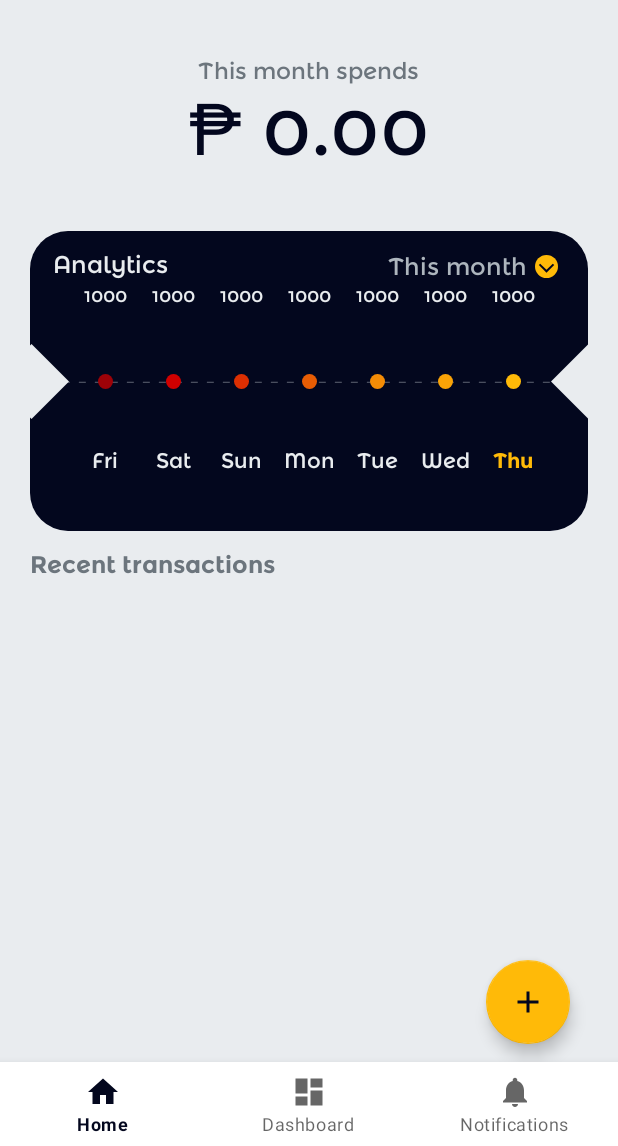
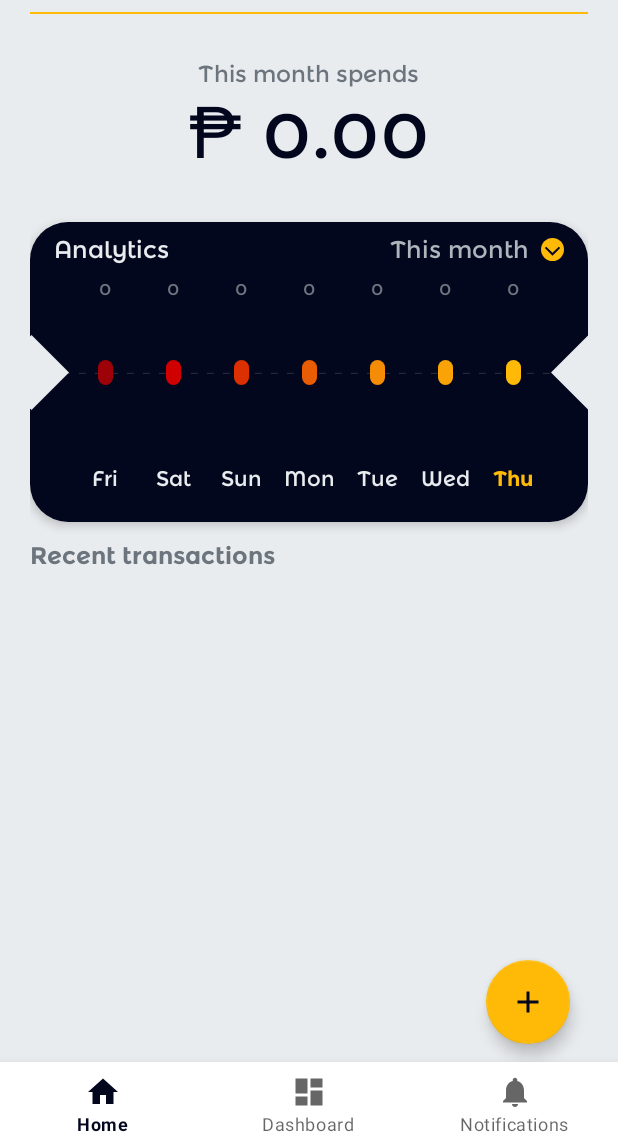
Before and after one commit to waray321/SpendHound, an Android app: the screen it shows after launch once a user with an empty profile is signed in (MainActivity), on a phone screen of 412 x 824 dp, the part 90-1236 px from its top. Run offline under Robolectric (Android 15) with nearby library versions, the phone set to English and light mode, and no system bars; our stand-ins replace Firebase (no records; nobody signed in at launch, a user with empty details on screens opened directly), navigation-ui.

Commit message:
Office Dev

```diff
--- a/app/src/main/java/com/waray/spendhound/MainActivity.java
+++ b/app/src/main/java/com/waray/spendhound/MainActivity.java
@@ -200,29 +200,33 @@ public class MainActivity extends AppCompatActivity {
         });
     }
 
+    @SuppressLint("DefaultLocale")
     private void getEverydaySpends() {
-        // Create a reference to the "transactions" node
-        DatabaseReference databaseReference = DeclareDatabase.getDBRefTransaction();
+        // Initialize an array to store daily spends for each day of the week
+        int[] dailySpends = new int[7];
 
-        // Get the current month in the format "MMMM-yyyy" (e.g., "September-2023")
         Calendar calendar = Calendar.getInstance();
-        SimpleDateFormat dateFormat = new SimpleDateFormat("dd", Locale.getDefault());
+        SimpleDateFormat dateFormat = new SimpleDateFormat("MMMM-yyyy", Locale.getDefault());
+        SimpleDateFormat dayFormat = new SimpleDateFormat("dd", Locale.getDefault());
 
-        // Initialize an array to store daily spends
-        int[] last7DaysSpends = new int[7];
+        String currentMonthYear = dateFormat.format(calendar.getTime());
+        String currentDay = dayFormat.format(calendar.getTime());
 
         // Loop through the last 7 days
         for (int i = 0; i < 7; i++) {
-            String currentDate = dateFormat.format(calendar.getTime());
+            // Create a reference to the "transactions" node
+            DatabaseReference databaseReference = DeclareDatabase.getDBRefTransaction();
+            // Create a child with the format "YYYY-MM" (year-month)
+            DatabaseReference monthYearRef = databaseReference.child(currentMonthYear);
+            // Create a child with the current day
+            DatabaseReference dayRef = monthYearRef.child(currentDay);
 
-            // Create a child reference for the current date
-            DatabaseReference dateRef = databaseReference.child(currentDate);
-
-            // Capture the current value of i in a local variable
-            int dayNum = i;
+            // Initialize daily spend for the current day
+            dailySpend = 0;
 
             // Add a listener to retrieve data for the current date
-            dateRef.addListenerForSingleValueEvent(new ValueEventListener() {
+            final int days = i; // Store the day index for use inside the listener
+            dayRef.addListenerForSingleValueEvent(new ValueEventListener() {
                 @Override
                 public void onDataChange(@NonNull DataSnapshot dataSnapshot) {
                     for (DataSnapshot timeSnapshot : dataSnapshot.getChildren()) {
@@ -233,15 +237,14 @@ public class MainActivity extends AppCompatActivity {
 
                             // Add the paymentAmount to dailySpend
                             dailySpend += paymentAmount;
+
                         }
                     }
-                    last7DaysSpends[dayNum] = dailySpend;
-                    // Calculate the desired height based on the daily spend
 
-
-
-                    // Debug: Log daily spend
-                    Log.d("DailySpend", "Day " + dayNum + ": " + last7DaysSpends[dayNum]);
+                    // Store the daily spend in the array
+                    dailySpends[days] = dailySpend;
+                    dailySpend = 0;
+                    setViewHeightForDay(days, dailySpends[days]);
                 }
 
                 @Override
@@ -251,48 +254,74 @@ public class MainActivity extends AppCompatActivity {
                     Log.e("FirebaseDatabase", errorMessage);
                 }
             });
-
-            // Move to the previous day
-            calendar.add(Calendar.DAY_OF_YEAR, -1);
+            // Convert currentDay to an integer
+            int currentDayInt = Integer.parseInt(currentDay);
+            currentDayInt--;
+            currentDay = String.format("%02d", currentDayInt);
         }
-        // Set the height of the corresponding view
-        setViewHeightForDay(last7DaysSpends);
     }
 
-    private void setViewHeightForDay(int[] last7DaysSpends) {
-        // Replace "your_view_id" with the actual ID of the corresponding view
+    private void setViewHeightForDay(int day, int dailySpends) {
+        int[] dailySpendsArray = new int[7];
+        dailySpendsArray[day] = dailySpends;
+        String dailySpendString = String.valueOf(dailySpendsArray[day]);
+        TextView day1SpendTextView = findViewById(R.id.totalday1);
+        TextView day2SpendTextView = findViewById(R.id.totalday2);
+        TextView day3SpendTextView = findViewById(R.id.totalday3);
+        TextView day4SpendTextView = findViewById(R.id.totalday4);
+        TextView day5SpendTextView = findViewById(R.id.totalday5);
+        TextView day6SpendTextView = findViewById(R.id.totalday6);
+        TextView day7SpendTextView = findViewById(R.id.totalday7);
         int viewId = 0;
 
-        /*switch (day) {
+        switch (day) {
             case 0:
+                day1SpendTextView.setText(dailySpendString);
                 viewId = R.id.day1_bar;
                 break;
             case 1:
+                day2SpendTextView.setText(dailySpendString);
                 viewId = R.id.day2_bar;
                 break;
             case 2:
+                day3SpendTextView.setText(dailySpendString);
                 viewId = R.id.day3_bar;
                 break;
             case 3:
+                day4SpendTextView.setText(dailySpendString);
                 viewId = R.id.day4_bar;
                 break;
             case 4:
+                day5SpendTextView.setText(dailySpendString);
                 viewId = R.id.day5_bar;
                 break;
             case 5:
+                day6SpendTextView.setText(dailySpendString);
                 viewId = R.id.day6_bar;
                 break;
             case 6:
+                day7SpendTextView.setText(dailySpendString);
                 viewId = R.id.day7_bar;
                 break;
+        }
+        // Calculate the desired height based on the daily spend
+        int desiredHeightInPixels;
+        if (dailySpends >= 1000) {
+            desiredHeightInPixels = 250;
+        } else if (dailySpends <= 100) {
+            desiredHeightInPixels = 25;
+        } else {
+            desiredHeightInPixels = dailySpends / 4;
         }
 
         if (viewId != 0) {
             View view = findViewById(viewId);
             ViewGroup.LayoutParams layoutParams = view.getLayoutParams();
-            layoutParams.height = heightInPixels;
+            layoutParams.height = desiredHeightInPixels;
             view.setLayoutParams(layoutParams);
-        }*/
+        }else {
+            showToast("No viewID");
+        }
     }
 
 
--- /dev/null
+++ b/app/src/main/res/drawable/border_line.xml
@@ -0,0 +1,7 @@
+<?xml version="1.0" encoding="utf-8"?>
+<shape xmlns:android="http://schemas.android.com/apk/res/android">
+    <solid android:color="@color/white" /> <!-- Line color (black in this example) -->
+    <stroke
+        android:width="2dp"
+    android:color="@color/yellow" />
+</shape>
--- /dev/null
+++ b/app/src/main/res/drawable/bottom_border.xml
@@ -0,0 +1,12 @@
+<?xml version="1.0" encoding="utf-8"?>
+<layer-list xmlns:android="http://schemas.android.com/apk/res/android">
+    <!-- Background color (if needed) -->
+    <item android:drawable="@color/white" />
+
+    <!-- Border line -->
+    <item
+        android:top="-2dp"
+        android:left="-2dp"
+        android:right="-2dp"
+        android:drawable="@drawable/border_line" />
+</layer-list>
--- a/app/src/main/res/layout/fragment_home.xml
+++ b/app/src/main/res/layout/fragment_home.xml
@@ -27,7 +27,6 @@
             android:layout_width="wrap_content"
             android:layout_height="wrap_content"
             android:layout_centerHorizontal="true"
-            android:elevation="12dp"
             android:innerRadius="0dp"
             android:shape="ring"
             android:thicknessRatio="1.9"
@@ -44,12 +43,20 @@
 
     </LinearLayout>
 
+    <View
+        android:id="@+id/bottom_border"
+        android:layout_width="match_parent"
+        android:layout_marginTop="8dp"
+        android:layout_height="1dp"
+        android:background="@drawable/bottom_border"/>
+
+
     <LinearLayout
         android:layout_width="match_parent"
         android:layout_height="wrap_content"
-        android:layout_weight="1"
         android:gravity="center"
-        android:orientation="vertical">
+        android:orientation="vertical"
+        android:layout_marginVertical="30dp">
 
         <TextView
             android:id="@+id/textView2"
@@ -82,6 +89,7 @@
         android:layout_width="match_parent"
         android:layout_height="200dp"
         android:layout_below="@+id/textView"
+        android:elevation="4dp"
         android:background="@drawable/rounded_background8"
         app:layout_constraintEnd_toEndOf="parent"
         app:layout_constraintStart_toStartOf="parent"
@@ -103,38 +111,37 @@
             app:layout_constraintTop_toTopOf="parent"
             app:layout_constraintVertical_bias="0.51" />
 
-        <TextView
-            android:id="@+id/textView5"
-            android:layout_width="wrap_content"
-            android:layout_height="wrap_content"
-            android:layout_marginStart="15dp"
-            android:layout_marginTop="12dp"
-            android:fontFamily="@font/montserratalternatess_regular"
-            android:text="Analytics"
-            android:textAlignment="center"
-            android:textColor="@color/white"
-            android:textSize="16sp"
-            app:layout_constraintStart_toStartOf="parent"
-            app:layout_constraintTop_toTopOf="parent" />
-
 
         <LinearLayout
-            android:layout_width="wrap_content"
+            android:id="@+id/topBarText"
+            android:layout_width="match_parent"
             android:layout_height="wrap_content"
             android:layout_marginTop="8dp"
-            android:layout_marginEnd="20dp"
+            android:paddingHorizontal="16dp"
             android:orientation="horizontal"
             app:layout_constraintEnd_toEndOf="parent"
+            app:layout_constraintStart_toStartOf="parent"
             app:layout_constraintTop_toTopOf="parent">
 
             <TextView
+                android:id="@+id/textView5"
+                android:layout_width="0dp"
+                android:layout_height="wrap_content"
+                android:fontFamily="@font/montserratalternatess_regular"
+                android:text="Analytics"
+                android:layout_weight="4"
+                android:textAlignment="textStart"
+                android:textColor="@color/white"
+                android:textSize="16sp" />
+
+            <TextView
                 android:id="@+id/textView6"
-                android:layout_width="wrap_content"
+                android:layout_width="0dp"
                 android:layout_height="wrap_content"
-                android:layout_margin="5dp"
                 android:fontFamily="@font/montserratalternatess_regular"
                 android:text="This month"
-                android:textAlignment="center"
+                android:layout_weight="2"
+                android:textAlignment="textEnd"
                 android:textColor="#adb5bd"
                 android:textSize="16sp" />
 
@@ -143,6 +150,7 @@
                 android:layout_width="15dp"
                 android:layout_height="15dp"
                 android:layout_gravity="center"
+                android:layout_marginLeft="8dp"
                 android:src="@drawable/arrow_down_with_circle" />
 
         </LinearLayout>
@@ -152,10 +160,10 @@
             android:layout_width="wrap_content"
             android:layout_height="wrap_content"
             android:orientation="horizontal"
-            app:layout_constraintBottom_toTopOf="@+id/textView7"
+            android:layout_marginTop="8dp"
             app:layout_constraintEnd_toEndOf="parent"
             app:layout_constraintStart_toStartOf="parent"
-            app:layout_constraintTop_toTopOf="parent">
+            app:layout_constraintTop_toBottomOf="@+id/topBarText">
 
             <TextView
                 android:id="@+id/totalday7"
@@ -163,9 +171,9 @@
                 android:layout_height="wrap_content"
                 android:fontFamily="@font/montserratalternatess_regular"
                 android:text="1000"
-                android:textSize="12dp"
                 android:textAlignment="center"
-                android:textColor="@color/white" />
+                android:textColor="@color/grey"
+                android:textSize="12sp" />
 
             <TextView
                 android:id="@+id/totalday6"
@@ -173,9 +181,9 @@
                 android:layout_height="wrap_content"
                 android:fontFamily="@font/montserratalternatess_regular"
                 android:text="1000"
-                android:textSize="12dp"
                 android:textAlignment="center"
-                android:textColor="@color/white" />
+                android:textColor="@color/grey"
+                android:textSize="12sp"/>
 
             <TextView
                 android:id="@+id/totalday5"
@@ -183,9 +191,9 @@
                 android:layout_height="wrap_content"
                 android:fontFamily="@font/montserratalternatess_regular"
                 android:text="1000"
-                android:textSize="12dp"
                 android:textAlignment="center"
-                android:textColor="@color/white" />
+                android:textColor="@color/grey"
+                android:textSize="12sp" />
 
             <TextView
                 android:id="@+id/totalday4"
@@ -193,9 +201,9 @@
                 android:layout_height="wrap_content"
                 android:fontFamily="@font/montserratalternatess_regular"
                 android:text="1000"
-                android:textSize="12dp"
                 android:textAlignment="center"
-                android:textColor="@color/white" />
+                android:textColor="@color/grey"
+                android:textSize="12sp"/>
 
             <TextView
                 android:id="@+id/totalday3"
@@ -203,9 +211,9 @@
                 android:layout_height="wrap_content"
                 android:fontFamily="@font/montserratalternatess_regular"
                 android:text="1000"
-                android:textSize="12dp"
                 android:textAlignment="center"
-                android:textColor="@color/white" />
+                android:textColor="@color/grey"
+                android:textSize="12sp" />
 
             <TextView
                 android:id="@+id/totalday2"
@@ -213,9 +221,9 @@
                 android:layout_height="wrap_content"
                 android:fontFamily="@font/montserratalternatess_regular"
                 android:text="1000"
-                android:textSize="12dp"
                 android:textAlignment="center"
-                android:textColor="@color/white" />
+                android:textColor="@color/grey"
+                android:textSize="12sp"/>
 
             <TextView
                 android:id="@+id/totalday1"
@@ -223,9 +231,9 @@
                 android:layout_height="wrap_content"
                 android:fontFamily="@font/montserratalternatess_regular"
                 android:text="1000"
-                android:textSize="12dp"
                 android:textAlignment="center"
-                android:textColor="@color/white" />
+                android:textColor="@color/grey"
+                android:textSize="12sp" />
         </LinearLayout>
 
         <LinearLayout
@@ -233,10 +241,10 @@
             android:layout_width="wrap_content"
             android:layout_height="wrap_content"
             android:orientation="horizontal"
+            android:layout_marginBottom="20dp"
             app:layout_constraintBottom_toBottomOf="parent"
             app:layout_constraintEnd_toEndOf="parent"
-            app:layout_constraintStart_toStartOf="parent"
-            app:layout_constraintTop_toBottomOf="@+id/linearLayout3">
+            app:layout_constraintStart_toStartOf="parent">
 
             <TextView
                 android:id="@+id/day7"
@@ -408,7 +416,7 @@
                 android:layout_height="wrap_content"
                 android:fontFamily="@font/montserratalternatess_bold"
                 android:text="Recent transactions"
-                android:textColor="#6c757d"
+                android:textColor="@color/grey"
                 android:textSize="16sp" />
 
             <!--<androidx.fragment.app.FragmentContainerView
--- a/app/src/main/res/values/colors.xml
+++ b/app/src/main/res/values/colors.xml
@@ -6,7 +6,7 @@
     <color name="teal_200">#ffba08</color>
     <color name="teal_700">#FF018786</color>
     <color name="black">#03071e</color>
-    <color name="grey">#ced4da</color>
+    <color name="grey">#6c757d</color>
     <color name="darkBlue">#03071e</color>
     <color name="yellow">#ffba08</color>
     <color name="white">#e9ecef</color>
```
